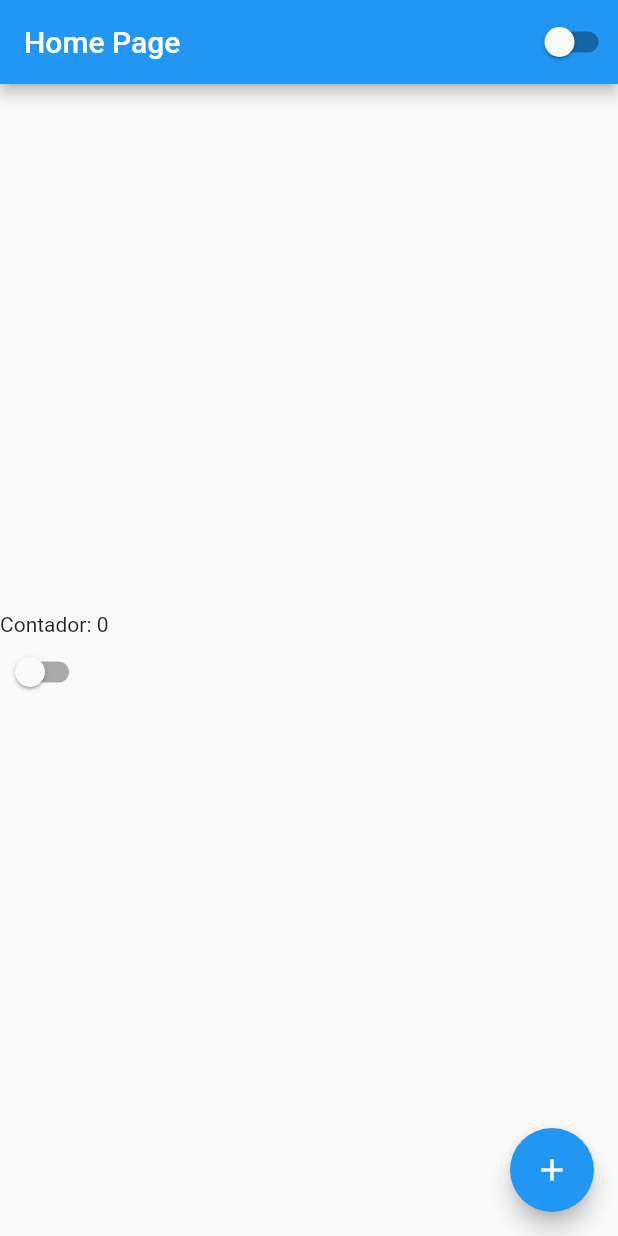
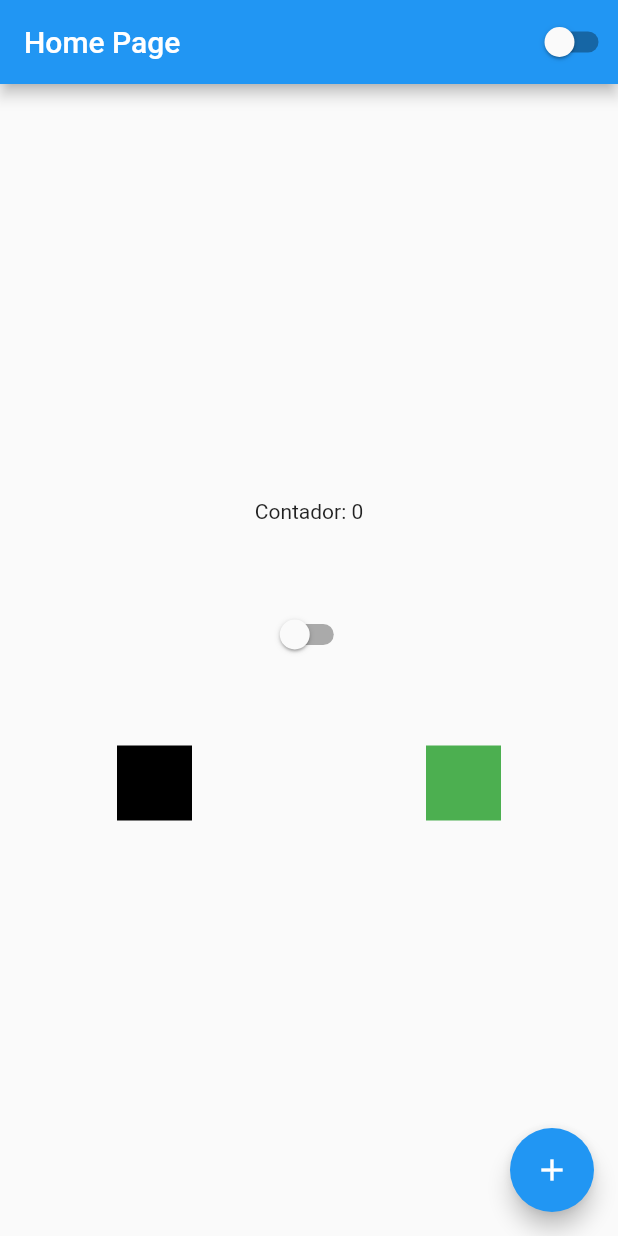
Before and after one commit to vss-2/Flutuando, a Flutter app: the screen it shows after launch, on a phone screen of 412 x 824 dp. Run offline on Flutter 3.47's test engine with Material 2 defaults, Android fonts, the phone set to English and light mode, and no system bars.

Commit message:
Aula 15 Linhas e combinacao de componentes para estilizacao de telas

```diff
--- a/tutorial/lib/home_page.dart
+++ b/tutorial/lib/home_page.dart
@@ -18,17 +18,34 @@ class HomePageState extends State<HomePage> {
           width: double.infinity,
           height: double.infinity,
           child: Column(
-            // Alinha ao meio da tela
+            // Ambos os eixos no centro
             mainAxisAlignment: MainAxisAlignment.center,
-            // Alinha à esquerda
-            crossAxisAlignment: CrossAxisAlignment.start,
-            // Alinha ao direita
-            // crossAxisAlignment: CrossAxisAlignment.end,
-            // Estica pra ambos os lados
-            // crossAxisAlignment: CrossAxisAlignment.stretch,
+            // Espaço entre itens é igual (começa 0 e vai até o outro máximo da tela)
+            // mainAxisAlignment: MainAxisAlignment.spaceAround,
+            // Espaço se afastando igualmente das extremidades esquerda e direita
+            // mainAxisAlignment: MainAxisAlignment.spaceEvenly,
             children: [
               Text('Contador: $counter'),
-              CustomSwitch()
+              Container(height: 50),
+              CustomSwitch(),
+              Container(height: 50),
+              Row(
+                // Espaço entre itens (espaço ao redor do item, estilo margem), é muito usado
+                mainAxisAlignment: MainAxisAlignment.spaceAround,
+                crossAxisAlignment: CrossAxisAlignment.center,
+                children: [
+                  Container(
+                    width: 50,
+                    height: 50,
+                    color: Colors.black
+                  ),
+                  Container(
+                    width: 50,
+                    height: 50,
+                    color: Colors.green
+                  )
+                ],
+              )
             ]
           )
         ),
```
Also changed, not shown: 1 other file.
